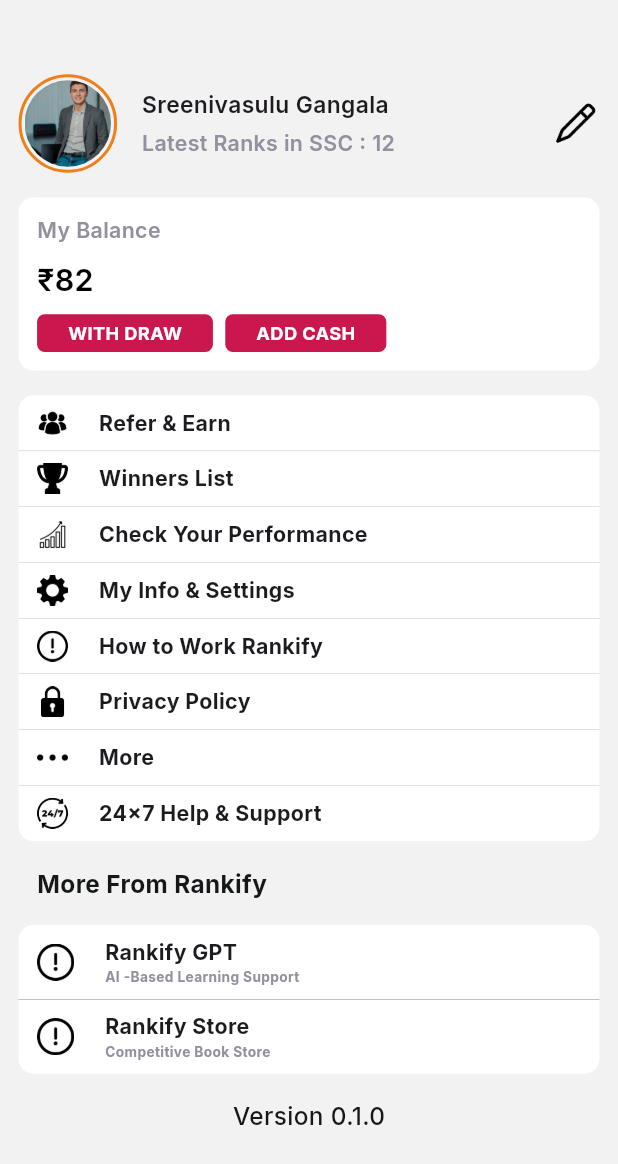
After one commit to arun-kumar-bidila/demo-rankify, a Flutter app: the Profilescreen screen opened directly, on a phone screen of 412 x 824 dp. The commit adds this screen. Shown: the top 1164 px of the screen. Run offline on Flutter 3.47's test engine with Material 3 defaults, Android fonts, the phone set to English and light mode, and no system bars; our stand-ins replace another_carousel_pro, badges, firebase_auth, firebase_core, flutter_keyboard_visibility, flutter_screenutil and 2 more; accounts and stored records are empty.

Commit message:
feat(profilebar):add profile screen

```diff
--- a/lib/features/dashboard/widgets/appbar.dart
+++ b/lib/features/dashboard/widgets/appbar.dart
@@ -2,6 +2,7 @@ import 'package:flutter/material.dart';
 import 'package:flutter_screenutil/flutter_screenutil.dart';
 import 'package:badges/badges.dart' as badges;
 import 'package:rankify/constants/colors.dart';
+import 'package:rankify/features/profilebar/screens/profilescreen.dart';
 import 'package:rankify/utils/screen_size.dart';
 
 class DashboardAppbar extends StatelessWidget {
@@ -21,7 +22,12 @@ class DashboardAppbar extends StatelessWidget {
         children: [
           Row(
             children: [
-              Container(
+              GestureDetector(
+                onTap: () {
+                  Navigator.push(context,
+                      MaterialPageRoute(builder: (context) => Profilescreen()));
+                },
+                child: Container(
                   width: Screensize.width * 0.32,
                   alignment: Alignment.centerLeft,
                   // color: Colors.purpleAccent,
@@ -32,6 +38,7 @@ class DashboardAppbar extends StatelessWidget {
                     // width: 22.w,
                     height: Screensize.height * (22 / 812),
                     width: Screensize.width * (22 / 375),
+                  ),
                 ),
               ),
               Container(
@@ -54,8 +61,8 @@ class DashboardAppbar extends StatelessWidget {
                   mainAxisAlignment: MainAxisAlignment.end,
                   children: [
                     badges.Badge(
-                      badgeStyle:
-                          badges.BadgeStyle(badgeColor: GlobalColors.buttonColor),
+                      badgeStyle: badges.BadgeStyle(
+                          badgeColor: GlobalColors.buttonColor),
                       badgeContent: Text(
                         "3",
                         style: TextStyle(color: Colors.white, fontSize: 6.sp),
--- /dev/null
+++ b/lib/features/profilebar/screens/profilescreen.dart
@@ -0,0 +1,322 @@
+import 'package:flutter/material.dart';
+import 'package:flutter_screenutil/flutter_screenutil.dart';
+import 'package:rankify/constants/colors.dart';
+import 'package:rankify/utils/screen_size.dart';
+
+class Profilescreen extends StatelessWidget {
+  const Profilescreen({super.key});
+
+  @override
+  Widget build(BuildContext context) {
+    return Scaffold(
+      body: Container(
+        // color: Colors.amber,
+        margin: EdgeInsets.symmetric(
+          vertical: Screensize.height * 0.06,
+          horizontal: Screensize.width * 0.03,
+        ),
+        width: double.infinity,
+        height: double.infinity,
+        child: SingleChildScrollView(
+          child: Column(
+            mainAxisSize: MainAxisSize.min,
+            children: [
+              //profile dp row
+              Row(
+                mainAxisAlignment: MainAxisAlignment.spaceBetween,
+                children: [
+                  Row(
+                    children: [
+                      Container(
+                        padding: EdgeInsets.all(2),
+                        decoration: BoxDecoration(
+                            shape: BoxShape.circle,
+                            border:
+                                Border.all(color: Color(0xFFEF7F1A), width: 2)),
+                        child: CircleAvatar(
+                          radius: Screensize.width * 0.07,
+                          backgroundColor: Colors.white,
+                          // child: Icon(
+                          //   Icons.person,
+                          //   color: GlobalColors.buttonColor,
+                          // ),
+                          child: ClipOval(
+                            child: Image.asset(
+                              "assets/dp.jpg",
+                              fit: BoxFit.cover,
+                              width: Screensize.width * 0.14,
+                              height: Screensize.width * 0.14,
+                            ),
+                          ),
+                        ),
+                      ),
+                      SizedBox(
+                        width: Screensize.width * 0.04,
+                      ),
+                      Column(
+                        crossAxisAlignment: CrossAxisAlignment.start,
+                        children: [
+                          Text(
+                            "Sreenivasulu Gangala",
+                            style: TextStyle(
+                                fontSize: 15.sp, fontWeight: FontWeight.w600),
+                          ),
+                          SizedBox(
+                            height: Screensize.height * 0.005,
+                          ),
+                          Text(
+                            "Latest Ranks in SSC : 12",
+                            style: TextStyle(
+                              fontSize: 14.sp,
+                              fontWeight: FontWeight.w600,
+                              color: Color(0xFF91919F),
+                            ),
+                          )
+                        ],
+                      ),
+                    ],
+                  ),
+                  Image.asset(
+                    "icons/pencil-outline.png",
+                    height: Screensize.height * 0.04,
+                  )
+                ],
+              ),
+
+              //my balance container
+              Container(
+                padding: EdgeInsets.symmetric(
+                  vertical: Screensize.height * 0.015,
+                  horizontal: Screensize.width * 0.03,
+                ),
+                margin: EdgeInsets.symmetric(
+                  vertical: Screensize.height * 0.02,
+                  // horizontal: Screensize.width * 0.05,
+                ),
+                decoration: BoxDecoration(
+                  color: Colors.white,
+                  borderRadius: BorderRadius.circular(10.r),
+                ),
+                child: Column(
+                  mainAxisSize: MainAxisSize.min,
+                  crossAxisAlignment: CrossAxisAlignment.start,
+                  children: [
+                    Text(
+                      "My Balance",
+                      style: TextStyle(
+                        fontSize: 14.sp,
+                        fontWeight: FontWeight.w600,
+                        color: Color(0xFF91919F),
+                      ),
+                    ),
+                    SizedBox(
+                      height: Screensize.height * 0.01,
+                    ),
+                    Text(
+                      "₹82",
+                      style: TextStyle(
+                        fontSize: 20.sp,
+                        fontWeight: FontWeight.w600,
+                        color: Colors.black,
+                      ),
+                    ),
+                    SizedBox(
+                      height: Screensize.height * 0.01,
+                    ),
+                    Row(
+                      children: [
+                        _buildButton("WITH DRAW"),
+                        SizedBox(
+                          width: Screensize.width * 0.02,
+                        ),
+                        _buildButton("ADD CASH")
+                      ],
+                    )
+                  ],
+                ),
+              ),
+              Container(
+                width: double.infinity,
+                decoration: BoxDecoration(
+                    color: Colors.white,
+                    borderRadius: BorderRadius.circular(10.r)),
+                margin: EdgeInsets.only(bottom: Screensize.height * 0.02),
+                // padding: EdgeInsets.symmetric(
+                //   vertical: Screensize.height * 0.015,
+                //   // horizontal: Screensize.width * 0.02,
+                // ),
+                child: Column(
+                  mainAxisSize: MainAxisSize.min,
+                  children: [
+                    _buildProfileFeature("icons/group.png", "Refer & Earn", 0),
+                    _buildProfileFeature(
+                        "icons/trophy-2.png", "Winners List", 0),
+                    _buildProfileFeature(
+                        "icons/profit-growth.png", "Check Your Performance", 0),
+                    _buildProfileFeature(
+                        "icons/gear.png", "My Info & Settings", 0),
+                    _buildProfileFeature(
+                        "icons/exclamation.png", "How to Work Rankify", 0),
+                    _buildProfileFeature(
+                        "icons/padlock.png", "Privacy Policy", 0),
+                    _buildProfileFeature("icons/more.png", "More", 0),
+                    _buildProfileFeature(
+                        "icons/24-7.png", "24x7 Help & Support ", 1),
+                  ],
+                ),
+              ),
+              Padding(
+                padding: EdgeInsets.only(
+                    left: Screensize.width * 0.03,
+                    bottom: Screensize.height * 0.02),
+                child: Row(
+                  mainAxisAlignment: MainAxisAlignment.start,
+                  children: [
+                    Text(
+                      "More From Rankify",
+                      style: TextStyle(
+                        fontSize: 16.sp,
+                        color: Color(0xFF161719),
+                        fontWeight: FontWeight.bold,
+                      ),
+                    ),
+                  ],
+                ),
+              ),
+
+              Container(
+                decoration: BoxDecoration(
+                    color: Colors.white,
+                    borderRadius: BorderRadius.circular(10.r)),
+                child: Column(
+                  children: [
+                    _buildMoreFromRankify("icons/exclamation.png",
+                        "Rankify GPT", "AI -Based Learning Support", 0),
+                    _buildMoreFromRankify("icons/exclamation.png",
+                        "Rankify Store", "Competitive Book Store", 1),
+                  ],
+                ),
+              ),
+              Padding(
+                padding: EdgeInsets.only(top: Screensize.height * 0.02),
+                child: Center(
+                    child: Text(
+                  "Version 0.1.0",
+                  style: TextStyle(
+                      fontWeight: FontWeight.w500,
+                      fontSize: 16.sp,
+                      color: Color(0xFF161719)),
+                )),
+              )
+            ],
+          ),
+        ),
+      ),
+    );
+  }
+
+  Widget _buildButton(String label) {
+    return Container(
+      padding: EdgeInsets.symmetric(
+          horizontal: Screensize.width * 0.05,
+          vertical: Screensize.height * 0.005),
+      decoration: BoxDecoration(
+          color: GlobalColors.buttonColor,
+          borderRadius: BorderRadius.circular(5.r)),
+      child: Text(
+        label,
+        style: TextStyle(
+            fontSize: 12.sp, color: Colors.white, fontWeight: FontWeight.bold),
+      ),
+    );
+  }
+
+  Widget _buildProfileFeature(String iconPath, String label, int pos) {
+    return Container(
+      decoration: BoxDecoration(
+        // color: Colors.amber,
+        border: pos == 0
+            ? Border(
+                bottom: BorderSide(
+                  color: Colors.black,
+                  width: Screensize.height * 0.0001,
+                  // width: 0.2
+                ),
+              )
+            : null,
+      ),
+      child: Padding(
+        padding: EdgeInsets.symmetric(
+            vertical: Screensize.height * 0.01,
+            horizontal: Screensize.width * 0.03),
+        child: Row(
+          children: [
+            Image.asset(
+              iconPath,
+              // width: Screensize.width * 0.04,
+              height: Screensize.height * 0.025,
+            ),
+            SizedBox(
+              width: Screensize.width * 0.05,
+            ),
+            Text(
+              label,
+              style: TextStyle(fontSize: 14.sp, fontWeight: FontWeight.bold),
+            )
+          ],
+        ),
+      ),
+    );
+  }
+
+  Widget _buildMoreFromRankify(
+      String iconPath, String label, String sublabel, int pos) {
+    return Container(
+      decoration: BoxDecoration(
+        // color: Colors.amber,
+        border: pos == 0
+            ? Border(
+                bottom: BorderSide(
+                  color: Colors.black,
+                  width: Screensize.height * 0.0002,
+                ),
+              )
+            : null,
+      ),
+      child: Padding(
+        padding: EdgeInsets.symmetric(
+            vertical: Screensize.height * 0.01,
+            horizontal: Screensize.width * 0.03),
+        child: Row(
+          children: [
+            Image.asset(
+              iconPath,
+              // width: Screensize.width * 0.04,
+              height: Screensize.height * 0.03,
+            ),
+            SizedBox(
+              width: Screensize.width * 0.05,
+            ),
+            Column(
+              crossAxisAlignment: CrossAxisAlignment.start,
+              children: [
+                Text(
+                  label,
+                  style:
+                      TextStyle(fontSize: 14.sp, fontWeight: FontWeight.bold),
+                ),
+                Text(
+                  sublabel,
+                  style: TextStyle(
+                      fontSize: 9.sp,
+                      fontWeight: FontWeight.bold,
+                      color: Color(0xFF91919F)),
+                ),
+              ],
+            ),
+          ],
+        ),
+      ),
+    );
+  }
+}
--- a/lib/main.dart
+++ b/lib/main.dart
@@ -13,6 +13,7 @@ import 'package:rankify/features/auth/screens/phonesignup.dart';
 import 'package:rankify/constants/colors.dart';
 import 'package:rankify/features/dashboard/screens/dashboard.dart';
 import 'package:rankify/features/dashboard/widgets/appbar.dart';
+import 'package:rankify/features/profilebar/screens/profilescreen.dart';
 import 'package:rankify/utils/screen_size.dart';
 // import 'package:rankify/splashScreen.dart';
 
```
Also changed, not shown: assets/dp.jpg (added), icons/24-7.png (added), icons/24x7.png (added), icons/gear.png (added), icons/padlock.png (added), icons/pencil-outline.png (added), icons/profit-growth.png (added), icons/trophy-2.png (added). Lines whose indentation alone changed are shown as unchanged.
